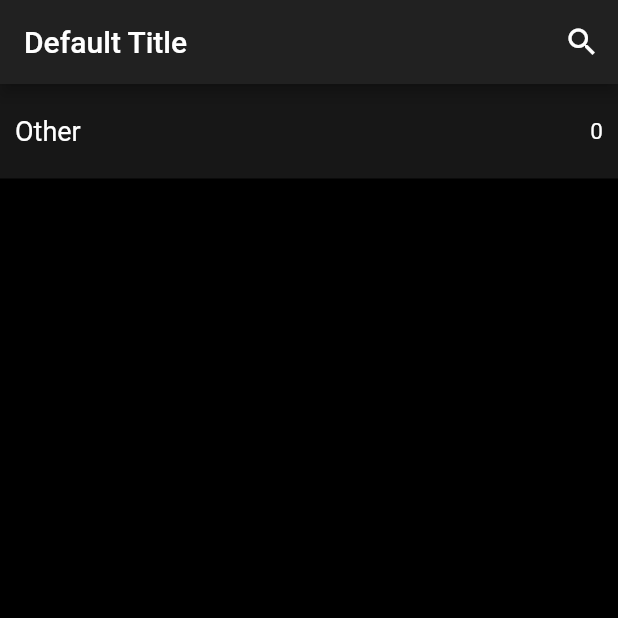
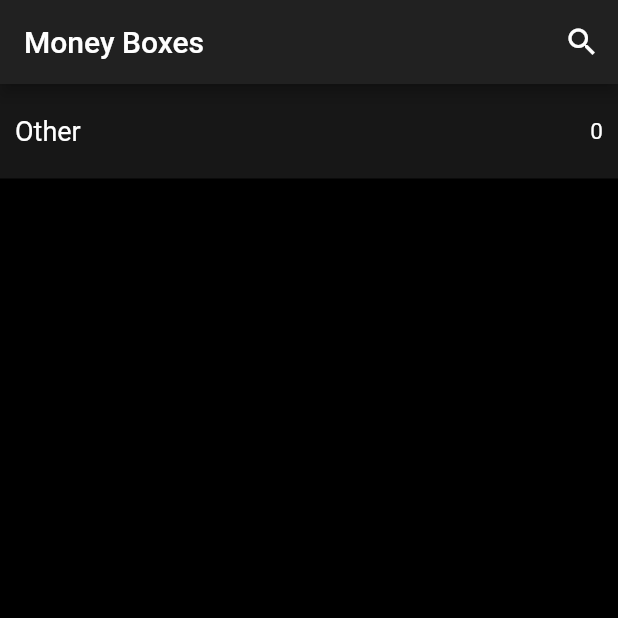
Before and after one commit to MusicCorner/Moneybox_dart, a Flutter app: the screen it shows after launch, on a phone screen of 412 x 824 dp, the top half of it. Run offline on Flutter 3.47's test engine with Material 2 defaults, Android fonts, the phone set to English and light mode, and no system bars.

```diff
--- a/lib/view/AddNewBoxPage/AddNewBoxSecondPage.dart
+++ b/lib/view/AddNewBoxPage/AddNewBoxSecondPage.dart
@@ -63,7 +63,7 @@ class AddNewBoxSecondPage extends State<AddNewBoxSecondPageStateful> {
 
   void _submit(BuildContext context) {
     boxesModel.addNewBox(currentBox);
-    Navigator.push(context, MaterialPageRoute(builder: (context) => HomePageStateful()));
+    Navigator.popUntil(context, (Route route) => route.isFirst);
   }
 
   Widget _getFloatingActionButton(BuildContext context) {
--- a/lib/view/HomePage/HomePage.dart
+++ b/lib/view/HomePage/HomePage.dart
@@ -9,7 +9,7 @@ import 'package:flutter/material.dart';
 import 'package:provider/provider.dart';
 
 class HomePage extends State<HomePageStateful> {
-  HomePage({this.title = 'Default Title'});
+  HomePage({this.title = 'Money Boxes'});
   final String title;
   bool inputIsActive = false;
   String searchQuery = '';
```
